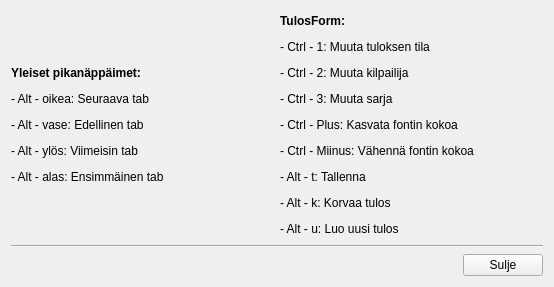
Above: gui/form/pikanappaimetform.ui from Hatell/Tulospalvelu before the change. Below: the same form after it.
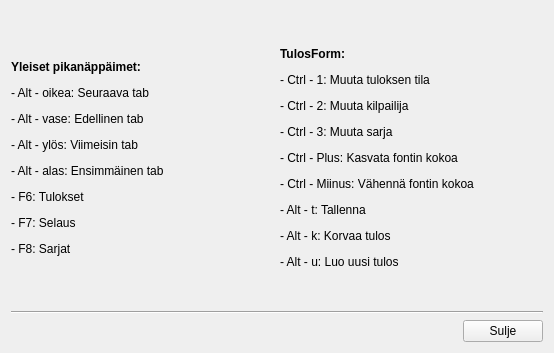
That is the form after the change.

Commit message:
Toteutettu SelausForm. Muokattu TulosForm:a.
TulosForm:
 - Poistettu Tulokset-nappi, F7 ja menuBar toteuttavat tämän.
 - Muutettu fontinkoon muuttaminen spinBox:lla toimivaksi.

SelausForm:
 - Luotu otsikko josta käy ilmi mones tulos ja tuloksen id
 - Luotu napit viimeinen, edellinen, seuraava ja viimeinen
 - Napeille pikanäppäimet Alt-{H,J,K,L}

```diff
--- a/gui/form/pikanappaimetform.ui
+++ b/gui/form/pikanappaimetform.ui
@@ -7,7 +7,7 @@
     <x>0</x>
     <y>0</y>
     <width>554</width>
-    <height>287</height>
+    <height>353</height>
    </rect>
   </property>
   <property name="windowTitle">
@@ -19,7 +19,7 @@
      <item>
       <widget class="QLabel" name="label">
        <property name="text">
-        <string>&lt;html&gt;&lt;head/&gt;&lt;body&gt;&lt;p&gt;&lt;span style=&quot; font-weight:600;&quot;&gt;Yleiset pikanäppäimet:&lt;/span&gt;&lt;/p&gt;&lt;p&gt;- Alt - oikea: Seuraava tab&lt;/p&gt;&lt;p&gt;- Alt - vase: Edellinen tab&lt;/p&gt;&lt;p&gt;- Alt - ylös: Viimeisin tab&lt;/p&gt;&lt;p&gt;- Alt - alas: Ensimmäinen tab&lt;/p&gt;&lt;/body&gt;&lt;/html&gt;</string>
+        <string>&lt;html&gt;&lt;head/&gt;&lt;body&gt;&lt;p&gt;&lt;span style=&quot; font-weight:600;&quot;&gt;Yleiset pikanäppäimet:&lt;/span&gt;&lt;/p&gt;&lt;p&gt;- Alt - oikea: Seuraava tab&lt;/p&gt;&lt;p&gt;- Alt - vase: Edellinen tab&lt;/p&gt;&lt;p&gt;- Alt - ylös: Viimeisin tab&lt;/p&gt;&lt;p&gt;- Alt - alas: Ensimmäinen tab&lt;/p&gt;&lt;p&gt;- F6: Tulokset&lt;/p&gt;&lt;p&gt;- F7: Selaus&lt;/p&gt;&lt;p&gt;- F8: Sarjat&lt;/p&gt;&lt;/body&gt;&lt;/html&gt;</string>
        </property>
       </widget>
      </item>
```
The commit also changes 6 other files.
